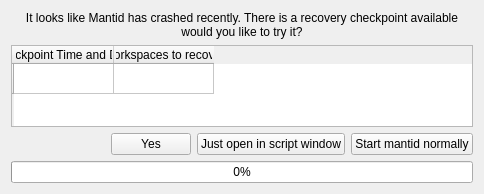
This is qt/python/mantidqt/project/recovery/recoverygui/ProjectRecoveryWidget.ui in mantidproject/mantid as Qt 5 draws it before an edit. The edited form follows.
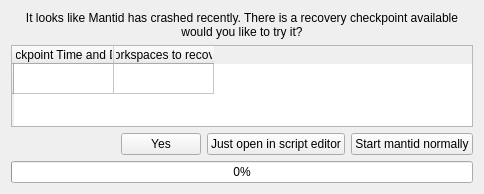
This is the edited form.

Commit message: Re #24656 Script Editor instead of Script Window

```diff
--- a/qt/python/mantidqt/project/recovery/recoverygui/ProjectRecoveryWidget.ui
+++ b/qt/python/mantidqt/project/recovery/recoverygui/ProjectRecoveryWidget.ui
@@ -109,7 +109,7 @@
      <item>
       <widget class="QPushButton" name="scriptWindowButton">
        <property name="text">
-        <string>Just open in script window</string>
+        <string>Just open in script editor</string>
        </property>
        <attribute name="buttonGroup">
         <string notr="true">buttonGroup</string>
```
The commit also changes 1 other file.
